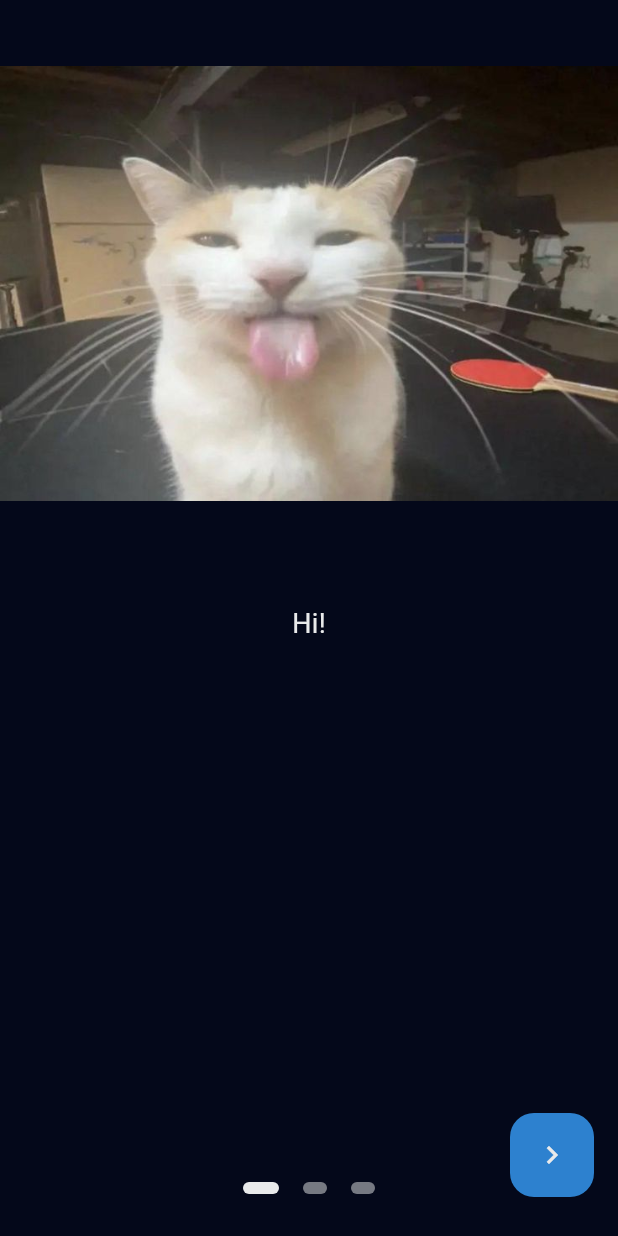
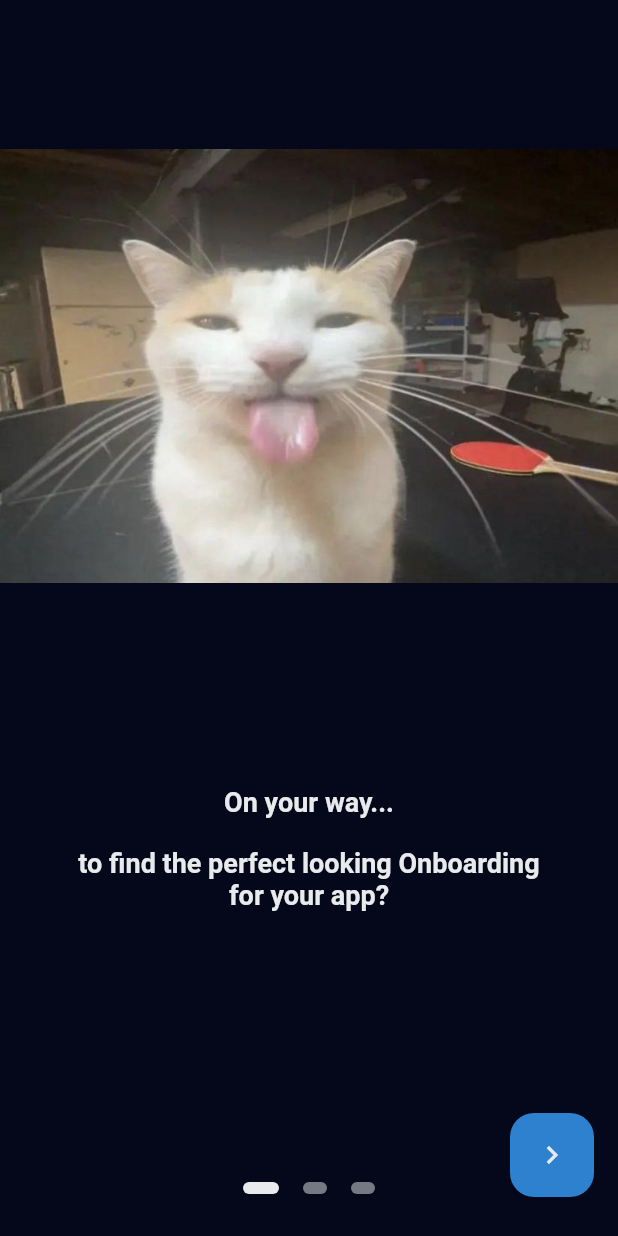
Before and after one commit to sengokus/weatherUP, a Flutter app: the screen it shows after launch, on a phone screen of 412 x 824 dp. Run offline on Flutter 3.47's test engine with Material 3 defaults, Android fonts, the light colour scheme and no system bars; drawn by our look-alikes of flutter_onboarding_slider; our stand-ins replace go_router.

```diff
--- a/lib/main.dart
+++ b/lib/main.dart
@@ -11,7 +11,11 @@ final _router = GoRouter(routes: [
   GoRoute(
     path: '/',
     builder: (context, state) => const OnboardingPage(),
-  )
+  ),
+  // GoRoute(
+  //   path: '/',
+  //   builder: (context, state) => const HomePage(),
+  // )
 ]);
 
 class MainApp extends StatelessWidget {
--- a/lib/onboarding.dart
+++ b/lib/onboarding.dart
@@ -19,42 +19,92 @@ class OnboardingPage extends StatelessWidget {
         controllerColor: Theme.of(context).buttonTheme.colorScheme?.secondary,
         speed: 1.8,
         background: [
-          Image.asset('lib/assets/image3.jpg'),
-          Image.asset('lib/assets/image3.jpg'),
-          Image.asset('lib/assets/image3.jpg'),
+          Image.asset('lib/assets/image3.jpg', height: 400),
+          Image.asset('lib/assets/image3.jpg', height: 400),
+          Image.asset('lib/assets/image3.jpg', height: 400),
         ],
         centerBackground: true,
-        trailing: const Text('Hi!'), // Remove
         pageBodies: [
           Container(
+            alignment: Alignment.center,
+            width: MediaQuery.of(context).size.width,
             padding: const EdgeInsets.symmetric(horizontal: 40),
-            child: Center(
-                child: Text('Hi!',
-                    style: TextStyle(
-                        fontSize:
-                            Theme.of(context).textTheme.displayMedium?.fontSize,
-                        color:
-                            Theme.of(context).textTheme.displayMedium?.color))),
+            child: Column(
+              mainAxisAlignment: MainAxisAlignment.start,
+              crossAxisAlignment: CrossAxisAlignment.center,
+              children: <Widget>[
+                const SizedBox(
+                  height: 480,
+                ),
+                Text(
+                  'On your way...',
+                  textAlign: TextAlign.center,
+                  style: Theme.of(context).textTheme.displayMedium,
+                ),
+                const SizedBox(
+                  height: 20,
+                ),
+                Text(
+                  'to find the perfect looking Onboarding for your app?',
+                  textAlign: TextAlign.center,
+                  style: Theme.of(context).textTheme.displayMedium,
+                ),
+              ],
+            ),
           ),
           Container(
+            alignment: Alignment.center,
+            width: MediaQuery.of(context).size.width,
             padding: const EdgeInsets.symmetric(horizontal: 40),
-            child: Center(
-                child: Text('Hi!',
-                    style: TextStyle(
-                        fontSize:
-                            Theme.of(context).textTheme.displayMedium?.fontSize,
-                        color:
-                            Theme.of(context).textTheme.displayMedium?.color))),
+            child: Column(
+              mainAxisAlignment: MainAxisAlignment.start,
+              crossAxisAlignment: CrossAxisAlignment.center,
+              children: <Widget>[
+                const SizedBox(
+                  height: 480,
+                ),
+                Text(
+                  'On your way...',
+                  textAlign: TextAlign.center,
+                  style: Theme.of(context).textTheme.displayMedium,
+                ),
+                const SizedBox(
+                  height: 20,
+                ),
+                Text(
+                  'to find the perfect looking Onboarding for your app?',
+                  textAlign: TextAlign.center,
+                  style: Theme.of(context).textTheme.displayMedium,
+                ),
+              ],
+            ),
           ),
           Container(
+            alignment: Alignment.center,
+            width: MediaQuery.of(context).size.width,
             padding: const EdgeInsets.symmetric(horizontal: 40),
-            child: Center(
-                child: Text('Hi!',
-                    style: TextStyle(
-                        fontSize:
-                            Theme.of(context).textTheme.displayMedium?.fontSize,
-                        color:
-                            Theme.of(context).textTheme.displayMedium?.color))),
+            child: Column(
+              mainAxisAlignment: MainAxisAlignment.start,
+              crossAxisAlignment: CrossAxisAlignment.center,
+              children: <Widget>[
+                const SizedBox(
+                  height: 480,
+                ),
+                Text(
+                  'On your way...',
+                  textAlign: TextAlign.center,
+                  style: Theme.of(context).textTheme.displayMedium,
+                ),
+                const SizedBox(
+                  height: 20,
+                ),
+                Text(
+                  'to find the perfect looking Onboarding for your app?',
+                  textAlign: TextAlign.center,
+                  style: Theme.of(context).textTheme.displayMedium,
+                ),
+              ],
+            ),
           ),
         ]);
   }
```
Also changed, not shown: lib/homepage.dart (added).
